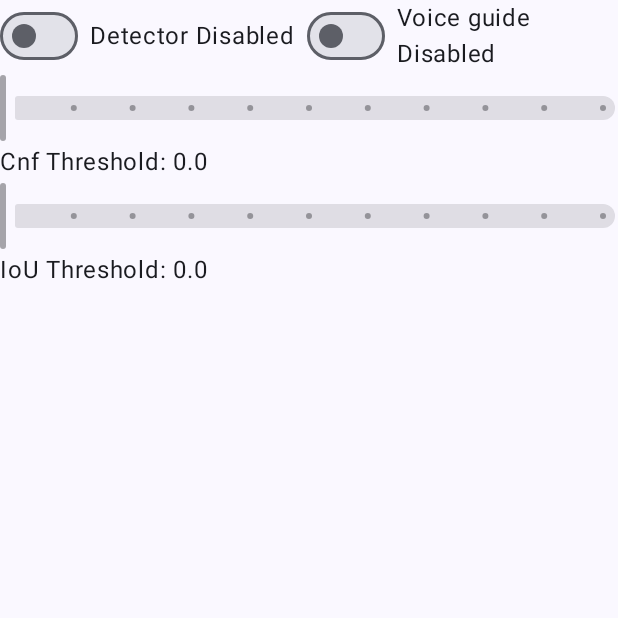
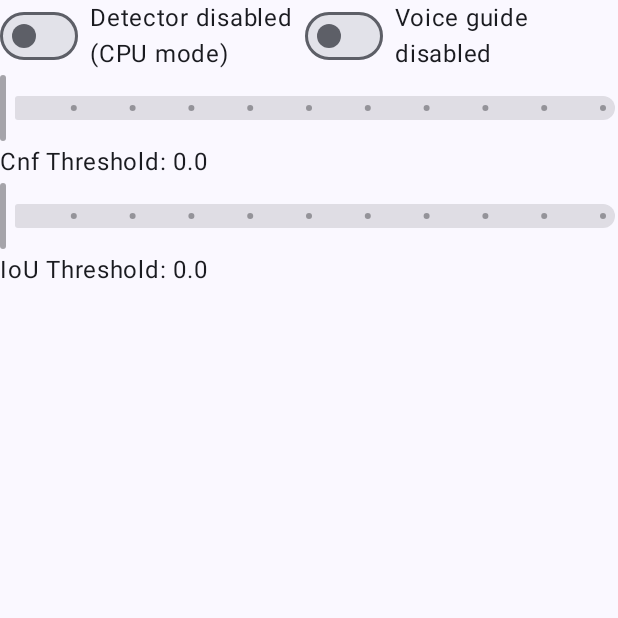
Before and after one commit to Zakki0925224/yabusame, an Android app built with Jetpack Compose: the composable Control called with empty values, on a phone screen of 412 x 824 dp, the top half of it. Run offline under Robolectric (Android 15) with nearby library versions, the phone set to English and light mode, and no system bars; libraries missing offline, so code that uses them is left out: org.tensorflow.lite; 22 statements that could not run were skipped.

Commit message:
[Update]: Updated

```diff
--- a/app/src/main/AndroidManifest.xml
+++ b/app/src/main/AndroidManifest.xml
@@ -3,9 +3,6 @@
     xmlns:tools="http://schemas.android.com/tools">
     <uses-feature android:name="android.hardware.camera.any" />
     <uses-permission android:name="android.permission.CAMERA" />
-    <uses-permission android:name="android.permission.RECORD_AUDIO" />
-    <uses-permission android:name="android.permission.WRITE_EXTERNAL_STORAGE"
-        android:maxSdkVersion="28" />
     <application
         android:allowBackup="true"
         android:dataExtractionRules="@xml/data_extraction_rules"
--- a/app/src/main/java/io/github/zakki0925224/yabusame/Detector.kt
+++ b/app/src/main/java/io/github/zakki0925224/yabusame/Detector.kt
@@ -22,6 +22,7 @@ class Detector (context: Context) {
     var cnfThreshold: Float = DEFAULT_CNF_THRESHOLD
     var ioUThreshold: Float = DEFAULT_IOU_THRESHOLD
     var isDetectorEnabled: Boolean = true
+    var isGpuMode: Boolean = false
 
     private val imageProcessor = ImageProcessor.Builder()
         .add(NormalizeOp(INPUT_MEAN, INPUT_STDDEV))
@@ -53,6 +54,7 @@ class Detector (context: Context) {
         val options = Interpreter.Options().apply {
             if (compatList.isDelegateSupportedOnThisDevice) {
                 this.addDelegate(GpuDelegate(compatList.bestOptionsForThisDevice))
+                isGpuMode = true
             } else {
                 this.numThreads = 4
                 Log.d("detector", "GPU delegate is not supported.")
--- a/app/src/main/java/io/github/zakki0925224/yabusame/ui/Camera.kt
+++ b/app/src/main/java/io/github/zakki0925224/yabusame/ui/Camera.kt
@@ -31,14 +31,14 @@ fun Camera(detector: Detector,
 
     var cameraBitmap by remember { mutableStateOf<Bitmap?>(null) }
     var overlayBitmap by remember { mutableStateOf<Bitmap?>(null) }
-    var detectionStatus by remember { mutableStateOf("") }
+    var detectionStatus by remember { mutableStateOf("\n") }
 
     val context = LocalContext.current
     val lifecycleOwner = LocalLifecycleOwner.current
 
     detector.detectorListener = object : Detector.DetectorListener {
         override fun onEmptyDetected() {
-            detectionStatus = "No objects detected"
+            detectionStatus = "No objects detected\n"
             overlayBitmap = null
         }
 
@@ -59,7 +59,7 @@ fun Camera(detector: Detector,
         }
 
         override fun onDetectingButDetectorDisabled() {
-            detectionStatus = ""
+            detectionStatus = "\n"
             if (overlayBitmap != null)
                 overlayBitmap = null
         }
--- a/app/src/main/java/io/github/zakki0925224/yabusame/ui/Control.kt
+++ b/app/src/main/java/io/github/zakki0925224/yabusame/ui/Control.kt
@@ -8,6 +8,8 @@ import androidx.compose.ui.unit.dp
 
 @Composable
 fun Control(
+    isDetectorGpuMode: Boolean,
+
     detectorCnfThreshold: Float,
     detectorIoUThreshold: Float,
     isDetectorEnabled: Boolean,
@@ -25,7 +27,7 @@ fun Control(
             )
             Spacer(modifier = Modifier.width(8.dp))
             Text(
-                text = "Detector ${if (isDetectorEnabled) "Enabled" else "Disabled"}",
+                text = "Detector ${if (isDetectorEnabled) "enabled" else "disabled"}\n(${if (isDetectorGpuMode) "GPU" else "CPU"} mode)",
                 modifier = Modifier.align(Alignment.CenterVertically)
             )
 
@@ -37,7 +39,7 @@ fun Control(
             )
             Spacer(modifier = Modifier.width(8.dp))
             Text(
-                text = "Voice guide ${if (isVoiceGuideEnabled) "Enabled" else "Disabled"}",
+                text = "Voice guide ${if (isVoiceGuideEnabled) "enabled" else "disabled"}",
                 modifier = Modifier.align(Alignment.CenterVertically)
             )
         }
--- a/app/src/main/java/io/github/zakki0925224/yabusame/ui/TopLevel.kt
+++ b/app/src/main/java/io/github/zakki0925224/yabusame/ui/TopLevel.kt
@@ -62,6 +62,8 @@ fun TopLevel(
                         )
                     }
                     Control(
+                        isDetectorGpuMode = detector.isGpuMode,
+
                         detectorCnfThreshold = detectorCnfThreshold,
                         detectorIoUThreshold = detectorIoUThreshold,
                         isDetectorEnabled = isDetectorEnabled,
```
Also changed, not shown: app/src/main/java/io/github/zakki0925224/yabusame/MainActivity.kt (+2 -18 lines).
